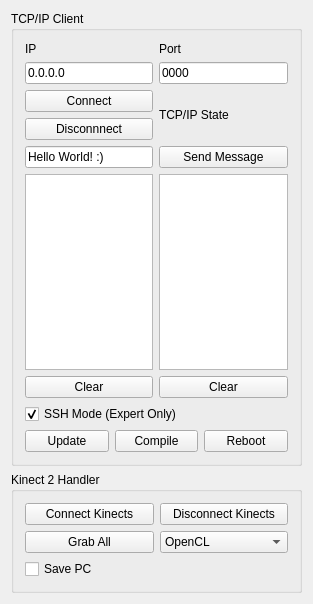
Old version of the form src/ClientWidget.ui in the repository SilvioGiancola/Kinect2TCPIP.
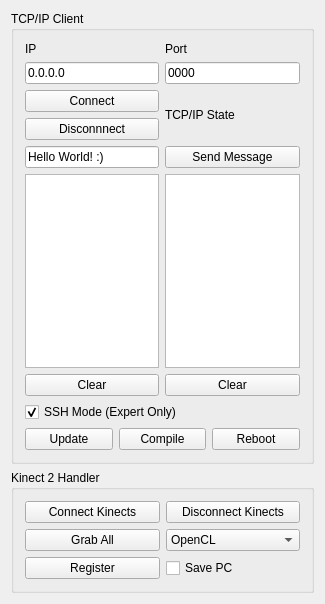
New version of the form.

Commit message: Add Registration (Client+Server)

```diff
--- a/src/ClientWidget.ui
+++ b/src/ClientWidget.ui
@@ -6,7 +6,7 @@
    <rect>
     <x>0</x>
     <y>0</y>
-    <width>313</width>
+    <width>325</width>
     <height>604</height>
    </rect>
   </property>
@@ -204,13 +204,20 @@
         </property>
        </widget>
       </item>
-      <item row="3" column="0">
+      <item row="3" column="1">
        <widget class="QCheckBox" name="checkBox_savePC">
         <property name="text">
          <string>Save PC</string>
         </property>
        </widget>
       </item>
+      <item row="3" column="0">
+       <widget class="QPushButton" name="pushButton_Register">
+        <property name="text">
+         <string>Register</string>
+        </property>
+       </widget>
+      </item>
      </layout>
     </widget>
    </item>
```
The commit also changes 8 other files.
